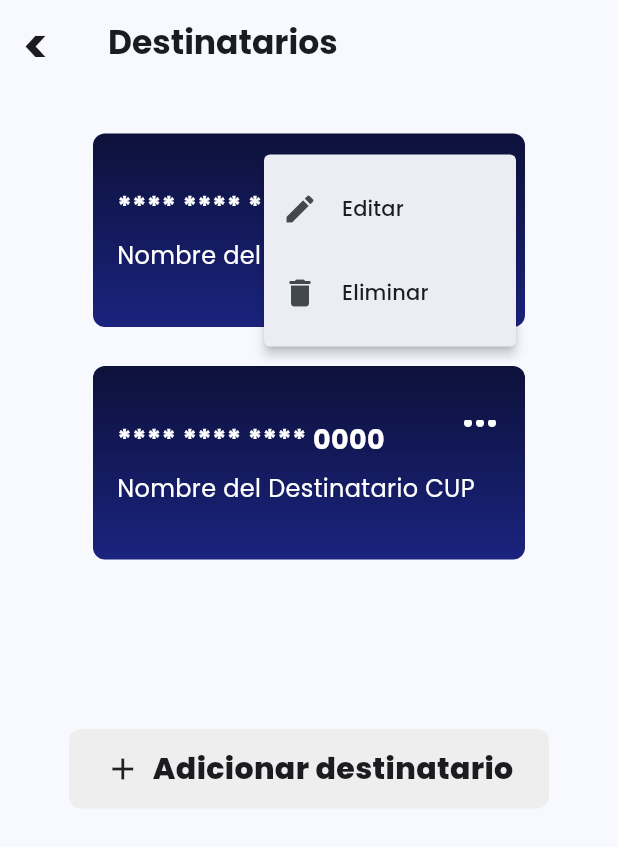
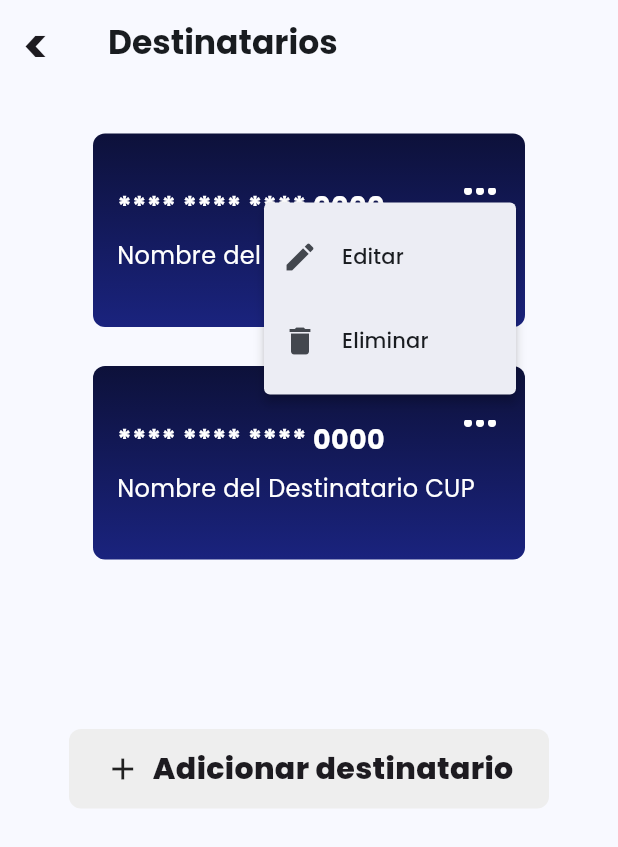
Before and after one commit to LesterCornielt/virtual_wallet, a Flutter app: the screen it shows after launch, after a tap on the "keyboard control" icon, on a phone screen of 412 x 824 dp. Shown: the top 847 px of the screen. Run offline on Flutter 3.47's test engine with Material 3 defaults, Android fonts, the phone set to English and light mode, and no system bars; our stand-ins replace dartz, equatable, google_fonts.

Commit message:
/fix: Three dots interaction and icon position corrected

```diff
--- a/lib/features/recipients/presentation/widgets/recipient_card.dart
+++ b/lib/features/recipients/presentation/widgets/recipient_card.dart
@@ -59,6 +59,7 @@ class RecipientCard extends StatelessWidget {
                   color: Colors.white,
                   size: 32,
                 ),
+                offset: const Offset(0, 32),
                 onSelected: (value) {
                   // Handle menu item selection (Edit or Delete)
                   if (value == 'edit') {
```
